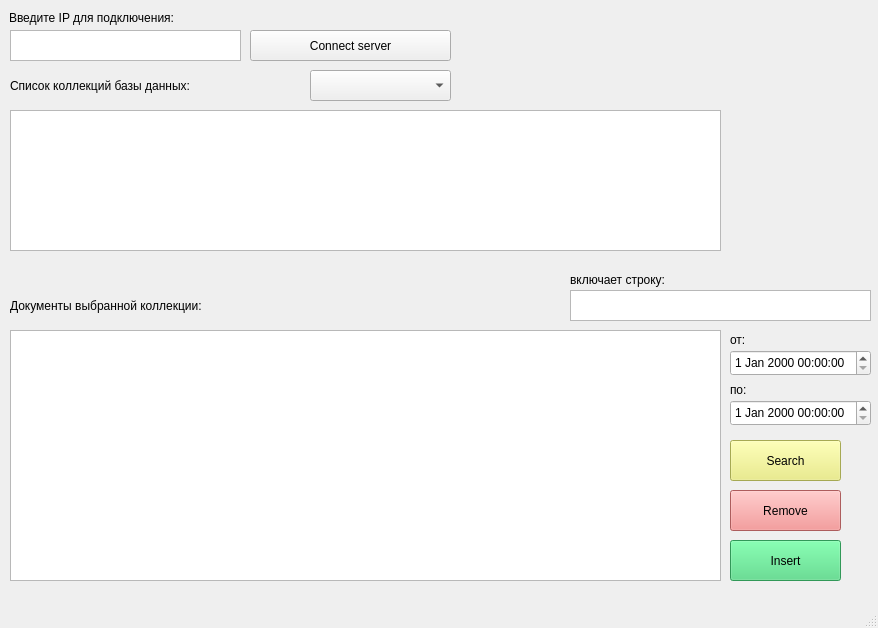
Above: mainwindow.ui from vvademecum/mongo_qt before the change. Below: the same form after it.
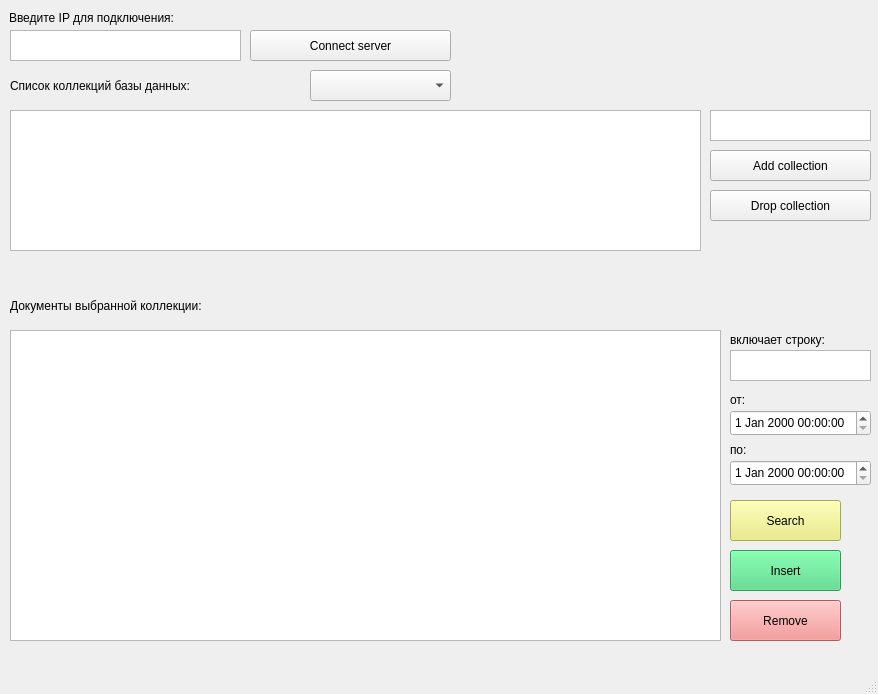
That is the form after the change.

Diff of the .ui file:
```diff
--- a/mainwindow.ui
+++ b/mainwindow.ui
@@ -7,7 +7,7 @@
     <x>0</x>
     <y>0</y>
     <width>878</width>
-    <height>628</height>
+    <height>694</height>
    </rect>
   </property>
   <property name="windowTitle">
@@ -20,7 +20,7 @@
       <x>10</x>
       <y>330</y>
       <width>711</width>
-      <height>251</height>
+      <height>311</height>
      </rect>
     </property>
    </widget>
@@ -42,7 +42,7 @@
      <rect>
       <x>10</x>
       <y>110</y>
-      <width>711</width>
+      <width>691</width>
       <height>141</height>
      </rect>
     </property>
@@ -90,7 +90,7 @@
     <property name="geometry">
      <rect>
       <x>730</x>
-      <y>490</y>
+      <y>600</y>
       <width>111</width>
       <height>41</height>
      </rect>
@@ -545,7 +545,7 @@
     <property name="geometry">
      <rect>
       <x>730</x>
-      <y>540</y>
+      <y>550</y>
       <width>111</width>
       <height>41</height>
      </rect>
@@ -1026,7 +1026,7 @@
     <property name="geometry">
      <rect>
       <x>730</x>
-      <y>350</y>
+      <y>410</y>
       <width>141</width>
       <height>26</height>
      </rect>
@@ -1036,7 +1036,7 @@
     <property name="geometry">
      <rect>
       <x>730</x>
-      <y>400</y>
+      <y>460</y>
       <width>141</width>
       <height>26</height>
      </rect>
@@ -1046,7 +1046,7 @@
     <property name="geometry">
      <rect>
       <x>730</x>
-      <y>440</y>
+      <y>500</y>
       <width>111</width>
       <height>41</height>
      </rect>
@@ -1500,9 +1500,9 @@
    <widget class="QTextEdit" name="regexWrd">
     <property name="geometry">
      <rect>
-      <x>570</x>
-      <y>290</y>
-      <width>301</width>
+      <x>730</x>
+      <y>350</y>
+      <width>141</width>
       <height>31</height>
      </rect>
     </property>
@@ -1510,8 +1510,8 @@
    <widget class="QLabel" name="label_7">
     <property name="geometry">
      <rect>
-      <x>570</x>
-      <y>270</y>
+      <x>730</x>
+      <y>330</y>
       <width>131</width>
       <height>20</height>
      </rect>
@@ -1524,7 +1524,7 @@
     <property name="geometry">
      <rect>
       <x>730</x>
-      <y>330</y>
+      <y>390</y>
       <width>131</width>
       <height>20</height>
      </rect>
@@ -1537,7 +1537,7 @@
     <property name="geometry">
      <rect>
       <x>730</x>
-      <y>380</y>
+      <y>440</y>
       <width>131</width>
       <height>20</height>
      </rect>
@@ -1546,6 +1546,42 @@
      <string>по:</string>
     </property>
    </widget>
+   <widget class="QTextEdit" name="collectionNameEdit">
+    <property name="geometry">
+     <rect>
+      <x>710</x>
+      <y>110</y>
+      <width>161</width>
+      <height>31</height>
+     </rect>
+    </property>
+   </widget>
+   <widget class="QPushButton" name="addCollectionBtn">
+    <property name="geometry">
+     <rect>
+      <x>710</x>
+      <y>150</y>
+      <width>161</width>
+      <height>31</height>
+     </rect>
+    </property>
+    <property name="text">
+     <string>Add collection</string>
+    </property>
+   </widget>
+   <widget class="QPushButton" name="removeCollectionBtn">
+    <property name="geometry">
+     <rect>
+      <x>710</x>
+      <y>190</y>
+      <width>161</width>
+      <height>31</height>
+     </rect>
+    </property>
+    <property name="text">
+     <string>Drop collection</string>
+    </property>
+   </widget>
    <zorder>btnInsert</zorder>
    <zorder>treeView</zorder>
    <zorder>pushButton_2</zorder>
```
Left out of the diff: 3 changed lines with no effect on the pictures.
